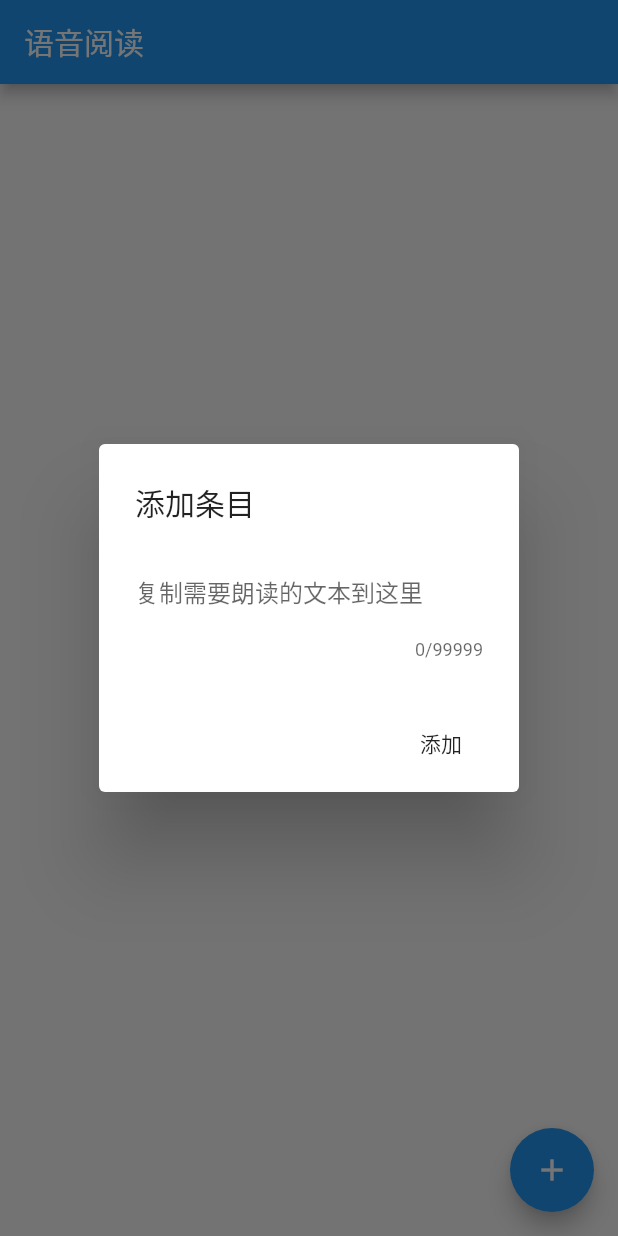
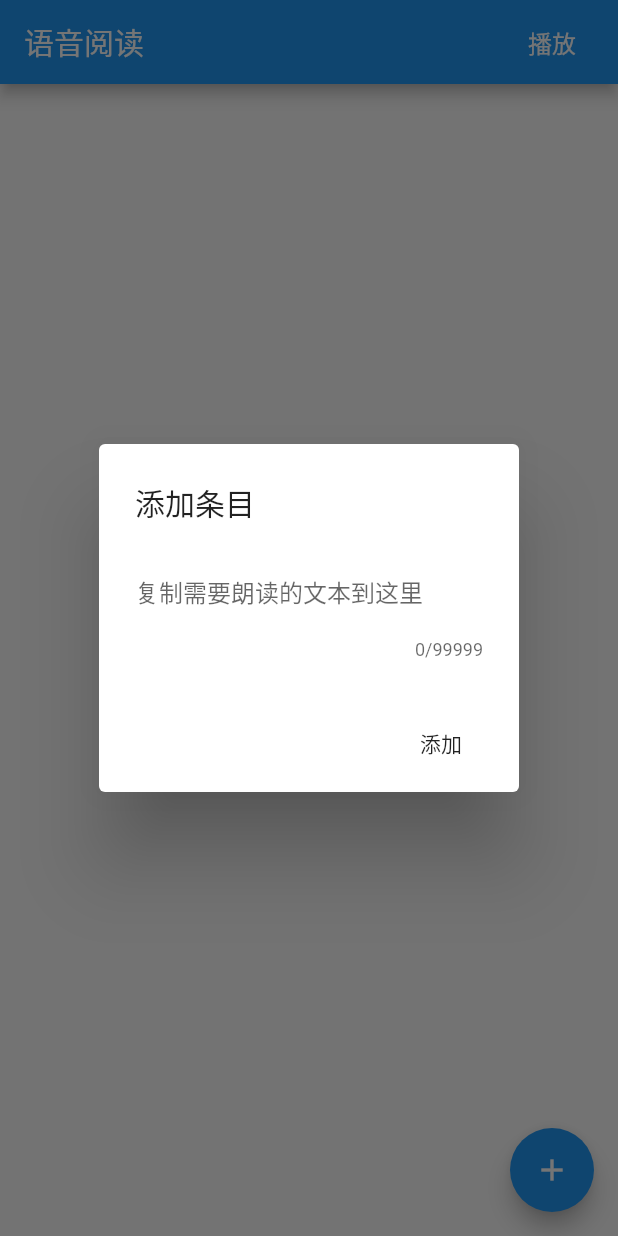
Before and after one commit to q4232134/readding, a Flutter app: the screen it shows after launch, after a tap on the "add" icon, on a phone screen of 412 x 824 dp. Run offline on Flutter 3.47's test engine with Material 2 defaults, Android fonts, the phone set to English and light mode, and no system bars; our stand-ins replace audio_service, floor, flutter_tts, fluttertoast, shared_preferences, sqflite; accounts and stored records are empty; generated files the repository leaves out were written again.

```diff
--- a/lib/main.dart
+++ b/lib/main.dart
@@ -79,7 +79,16 @@ class _MyHomePageState extends State<MyHomePage> {
     return Scaffold(
       appBar: AppBar(
         title: Text(widget.title),
-        actions: <Widget>[],
+        actions: <Widget>[
+          FlatButton(
+            child: Text('播放',
+                style: TextStyle(
+                  fontSize: 16.0, // 文字大小
+                  color: Colors.white, // 文字颜色
+                )),
+            onPressed: () {},
+          )
+        ],
       ),
       body: Center(
           child: ListView.builder(
@@ -154,7 +163,7 @@ class _MyHomePageState extends State<MyHomePage> {
                   border: InputBorder.none, hintText: '复制需要朗读的文本到这里'),
             )),
             actions: <Widget>[
-              new FlatButton(
+              FlatButton(
                 child: new Text(item == null ? '添加' : '修改'),
                 onPressed: () async {
                   if (saved == null || saved.length == 0) {
```
